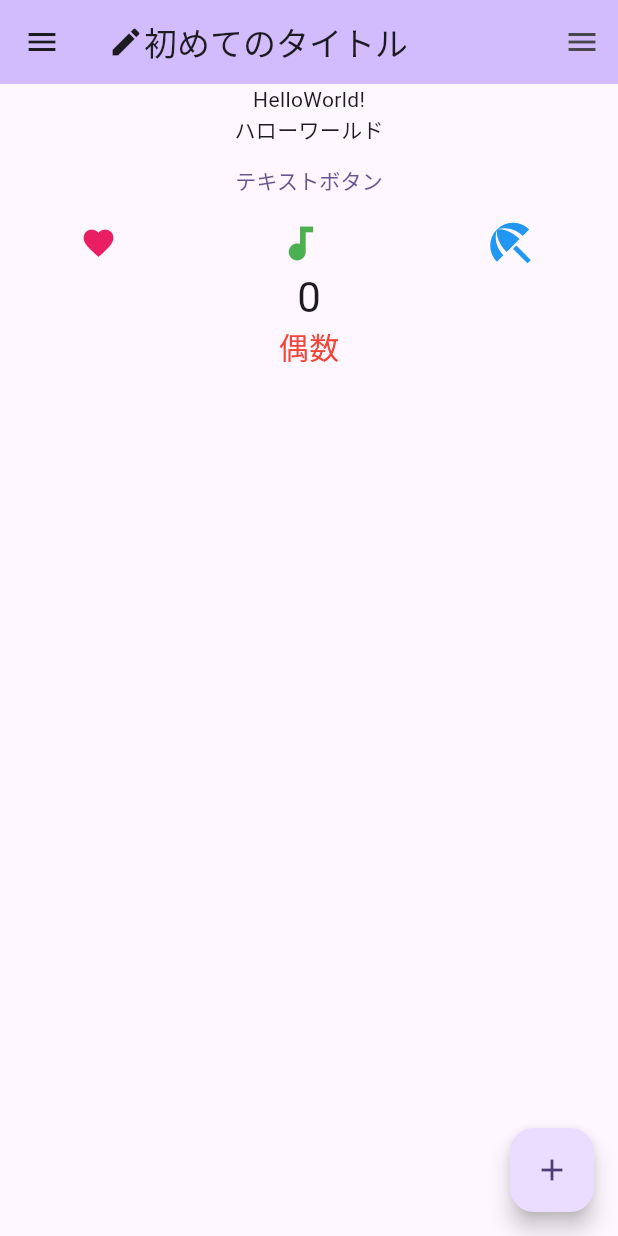
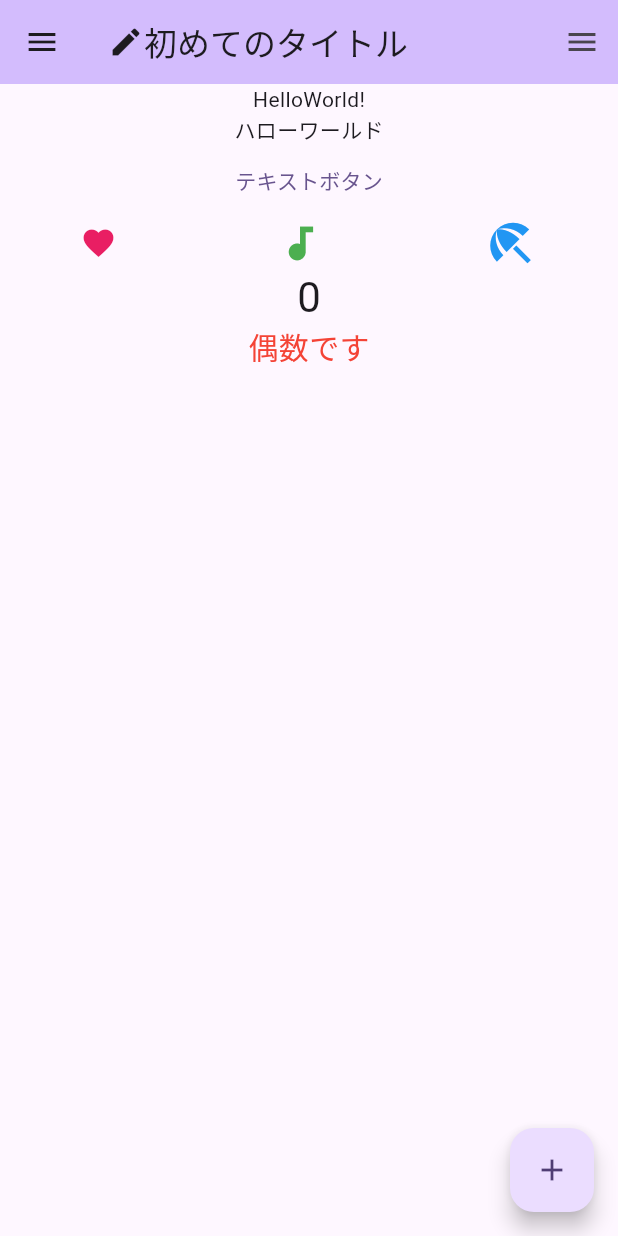
Before and after one commit to j-o-lantern0422/flutter-prac, a Flutter app: the screen it shows after launch, on a phone screen of 412 x 824 dp. Run offline on Flutter 3.47's test engine with Material 2 defaults, Android fonts, the phone set to English and light mode, and no system bars.

Commit message:
13 widget の更新

```diff
--- a/lib/main.dart
+++ b/lib/main.dart
@@ -37,12 +37,6 @@ class _MyHomePageState extends State<MyHomePage> {
   void _incrementCounter() {
     setState(() {
       _counter++;
-      if (_counter % 2 == 0){
-        _type = "偶数";
-      }
-      else {
-        _type = "奇数";
-      }
     });
   }
   @override
@@ -87,7 +81,8 @@ class _MyHomePageState extends State<MyHomePage> {
           '$_counter',
           style: Theme.of(context).textTheme.headline4,
         ),
-        Text('$_type', style: TextStyle(fontSize: 20, color: Colors.red))
+        if(_counter % 2 == 0)
+          const Text('偶数です', style: TextStyle(fontSize: 20, color: Colors.red)),
       ]),
       floatingActionButton: FloatingActionButton(
         onPressed: _incrementCounter,
```
